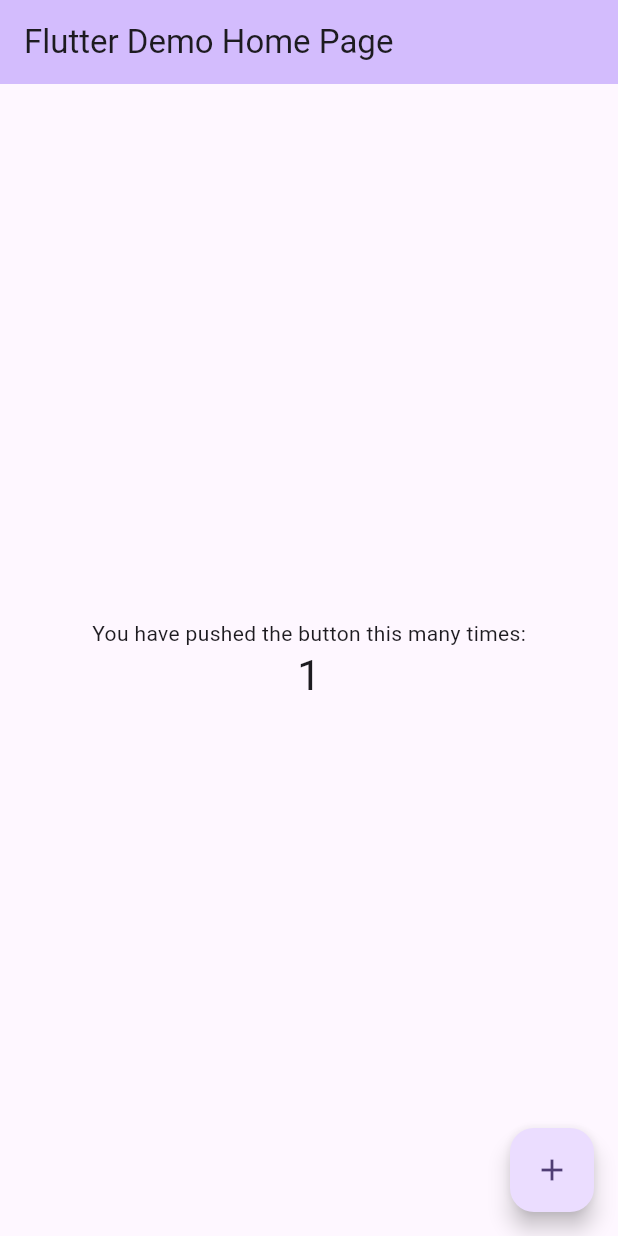
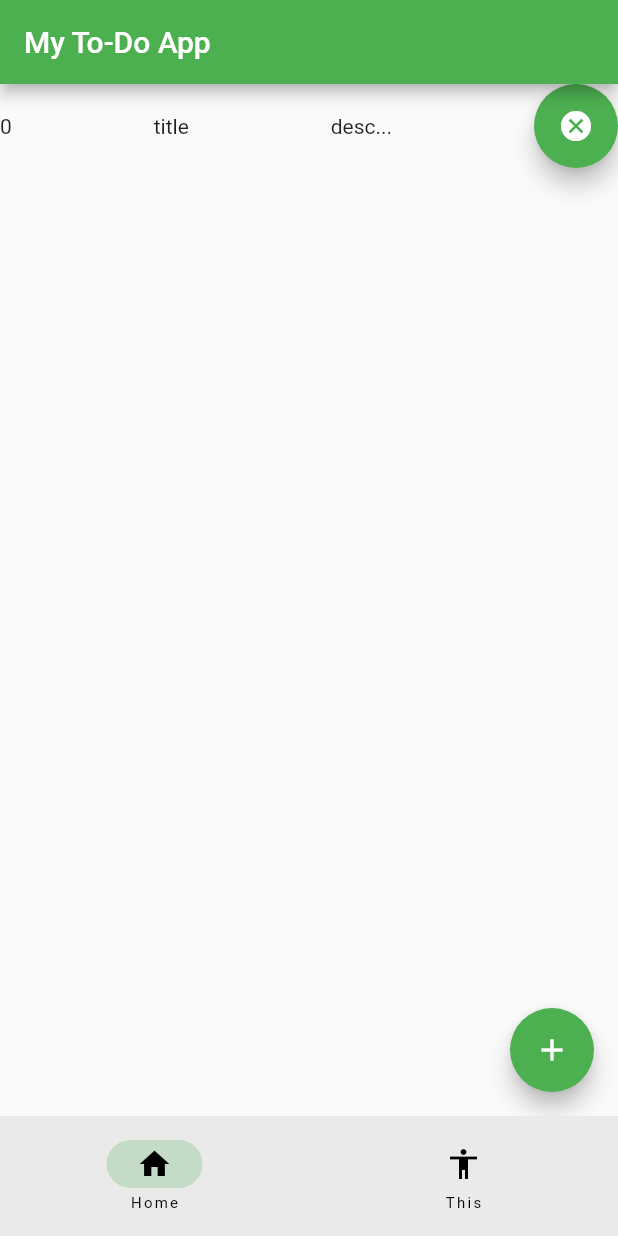
Before and after one commit to TOMMony/flutter_application, a Flutter app: the screen it shows after launch, after a tap on the "add" icon, on a phone screen of 412 x 824 dp. Run offline on Flutter 3.47's test engine with Material 2 defaults, Android fonts, the phone set to English and light mode, and no system bars; our stand-ins replace firebase_auth, firebase_core, firebase_database; accounts and stored records are empty.

Commit message:
a bunch of stuff

```diff
--- /dev/null
+++ b/lib/globals.dart
@@ -0,0 +1,11 @@
+List<ToDoItem> toDoList = [];
+var currentId = 0;
+
+class ToDoItem {
+  late int id;
+  late String title;
+  late String due;
+  late String description;
+
+  ToDoItem(this.id, this.title, this.description, this.due);
+}
--- /dev/null
+++ b/lib/home_page.dart
@@ -0,0 +1,66 @@
+import 'package:flutter/material.dart';
+import "globals.dart";
+import "dart:math";
+
+class HomePage extends StatelessWidget {
+  const HomePage({super.key});
+
+  @override
+  Widget build(BuildContext context) {
+    return const TodoBody();
+  }
+}
+
+class TodoBody extends StatefulWidget {
+  const TodoBody({super.key});
+
+  @override
+  State<TodoBody> createState() => _TodoBodyState();
+}
+
+class _TodoBodyState extends State<TodoBody> {
+  List<Widget> _createChildren() {
+    return List<Widget>.generate(toDoList.length, (int index) {
+      return Row(mainAxisAlignment: MainAxisAlignment.spaceBetween, children: [
+        Text(toDoList[index].id.toString()),
+        Text(toDoList[index].title.toString()),
+        Text("${toDoList[index].description.substring(0,min(toDoList[index].description.length, 20))}..."),
+        FloatingActionButton(
+            child: const Icon(Icons.cancel),
+            onPressed: () {
+              setState(() {
+                toDoList.remove(toDoList[index]);
+              });
+            })
+      ]);
+    });
+  }
+
+  @override
+  Widget build(BuildContext context) {
+    return Scaffold(
+      body: Column(children: _createChildren()),
+      floatingActionButton: FloatingActionButton(
+          onPressed: () {
+            setState(() {
+              toDoList.add(ToDoItem(currentId++, "title", "desc", "bruh"));
+            });
+          },
+          child: const Icon(Icons.add)),
+    );
+  }
+}
+
+class InputEntry extends StatefulWidget {
+  const InputEntry({super.key});
+
+  @override
+  State<InputEntry> createState() => _InputEntryState();
+}
+
+class _InputEntryState extends State<InputEntry> {
+  @override
+  Widget build(BuildContext context) {
+    return Container();
+  }
+}
--- a/lib/main.dart
+++ b/lib/main.dart
@@ -1,125 +1,59 @@
 import 'package:flutter/material.dart';
+import 'package:firebase_core/firebase_core.dart';
+import 'package:firebase_auth/firebase_auth.dart';
+import 'package:firebase_database/firebase_database.dart';
 
-void main() {
+import 'home_page.dart';
+
+Future<void> main() async {
+  WidgetsFlutterBinding.ensureInitialized();
+  await Firebase.initializeApp();
   runApp(const MyApp());
 }
 
 class MyApp extends StatelessWidget {
   const MyApp({super.key});
 
-  // This widget is the root of your application.
   @override
   Widget build(BuildContext context) {
     return MaterialApp(
-      title: 'Flutter Demo',
+      debugShowCheckedModeBanner: false,
       theme: ThemeData(
-        // This is the theme of your application.
-        //
-        // TRY THIS: Try running your application with "flutter run". You'll see
-        // the application has a blue toolbar. Then, without quitting the app,
-        // try changing the seedColor in the colorScheme below to Colors.green
-        // and then invoke "hot reload" (save your changes or press the "hot
-        // reload" button in a Flutter-supported IDE, or press "r" if you used
-        // the command line to start the app).
-        //
-        // Notice that the counter didn't reset back to zero; the application
-        // state is not lost during the reload. To reset the state, use hot
-        // restart instead.
-        //
-        // This works for code too, not just values: Most code changes can be
-        // tested with just a hot reload.
-        colorScheme: ColorScheme.fromSeed(seedColor: Colors.deepPurple),
-        useMaterial3: true,
+        primarySwatch: Colors.green,
       ),
-      home: const MyHomePage(title: 'Flutter Demo Home Page'),
+      home: const RootPage(),
     );
   }
 }
 
-class MyHomePage extends StatefulWidget {
-  const MyHomePage({super.key, required this.title});
-
-  // This widget is the home page of your application. It is stateful, meaning
-  // that it has a State object (defined below) that contains fields that affect
-  // how it looks.
-
-  // This class is the configuration for the state. It holds the values (in this
-  // case the title) provided by the parent (in this case the App widget) and
-  // used by the build method of the State. Fields in a Widget subclass are
-  // always marked "final".
-
-  final String title;
+class RootPage extends StatefulWidget {
+  const RootPage({super.key});
 
   @override
-  State<MyHomePage> createState() => _MyHomePageState();
+  State<RootPage> createState() => _RootPageState();
 }
 
-class _MyHomePageState extends State<MyHomePage> {
-  int _counter = 0;
-
-  void _incrementCounter() {
-    setState(() {
-      // This call to setState tells the Flutter framework that something has
-      // changed in this State, which causes it to rerun the build method below
-      // so that the display can reflect the updated values. If we changed
-      // _counter without calling setState(), then the build method would not be
-      // called again, and so nothing would appear to happen.
-      _counter++;
-    });
-  }
-
+class _RootPageState extends State<RootPage> {
+  int currentPage = 0;
   @override
   Widget build(BuildContext context) {
-    // This method is rerun every time setState is called, for instance as done
-    // by the _incrementCounter method above.
-    //
-    // The Flutter framework has been optimized to make rerunning build methods
-    // fast, so that you can just rebuild anything that needs updating rather
-    // than having to individually change instances of widgets.
     return Scaffold(
       appBar: AppBar(
-        // TRY THIS: Try changing the color here to a specific color (to
-        // Colors.amber, perhaps?) and trigger a hot reload to see the AppBar
-        // change color while the other colors stay the same.
-        backgroundColor: Theme.of(context).colorScheme.inversePrimary,
-        // Here we take the value from the MyHomePage object that was created by
-        // the App.build method, and use it to set our appbar title.
-        title: Text(widget.title),
+        title: const Text("My To-Do App"),
       ),
-      body: Center(
-        // Center is a layout widget. It takes a single child and positions it
-        // in the middle of the parent.
-        child: Column(
-          // Column is also a layout widget. It takes a list of children and
-          // arranges them vertically. By default, it sizes itself to fit its
-          // children horizontally, and tries to be as tall as its parent.
-          //
-          // Column has various properties to control how it sizes itself and
-          // how it positions its children. Here we use mainAxisAlignment to
-          // center the children vertically; the main axis here is the vertical
-          // axis because Columns are vertical (the cross axis would be
-          // horizontal).
-          //
-          // TRY THIS: Invoke "debug painting" (choose the "Toggle Debug Paint"
-          // action in the IDE, or press "p" in the console), to see the
-          // wireframe for each widget.
-          mainAxisAlignment: MainAxisAlignment.center,
-          children: <Widget>[
-            const Text(
-              'You have pushed the button this many times:',
-            ),
-            Text(
-              '$_counter',
-              style: Theme.of(context).textTheme.headlineMedium,
-            ),
-          ],
-        ),
+      body: const HomePage(),
+      bottomNavigationBar: NavigationBar(
+        destinations: const [
+          NavigationDestination(icon:  Icon(Icons.home), label: "Home"),
+          NavigationDestination(icon:  Icon(Icons.accessibility), label: "This"),
+        ],
+        onDestinationSelected: (int index){
+          setState(() {
+            currentPage = index;
+          });
+        },
+        selectedIndex: currentPage,
       ),
-      floatingActionButton: FloatingActionButton(
-        onPressed: _incrementCounter,
-        tooltip: 'Increment',
-        child: const Icon(Icons.add),
-      ), // This trailing comma makes auto-formatting nicer for build methods.
     );
   }
 }
--- a/pubspec.yaml
+++ b/pubspec.yaml
@@ -35,6 +35,9 @@ dependencies:
   # The following adds the Cupertino Icons font to your application.
   # Use with the CupertinoIcons class for iOS style icons.
   cupertino_icons: ^1.0.2
+  firebase_core: ^2.14.0
+  firebase_auth: ^4.6.3
+  firebase_database: ^10.2.3
 
 dev_dependencies:
   flutter_test:
```
Also changed, not shown: pubspec.lock, 6 other files.
